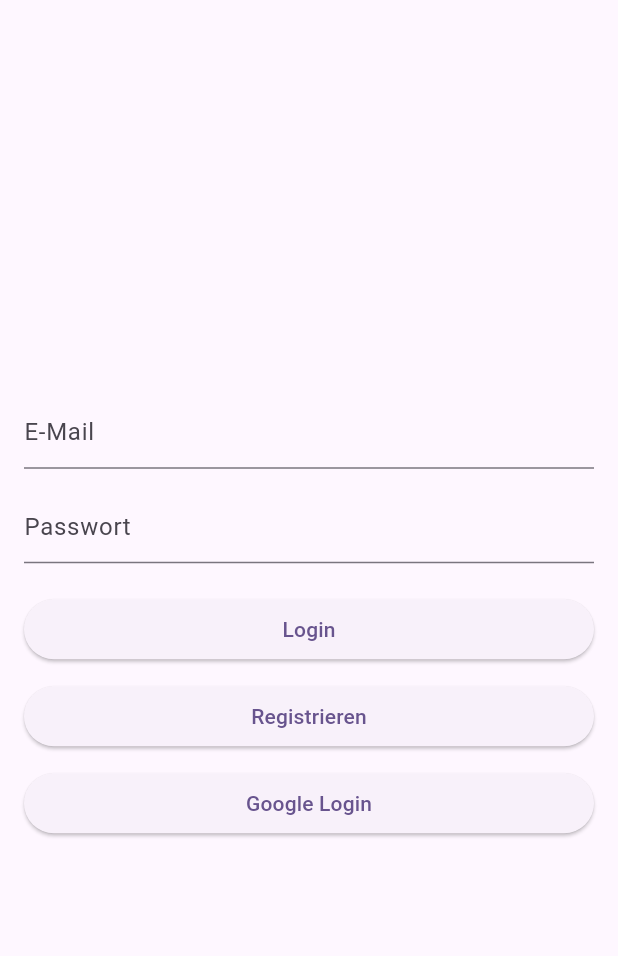
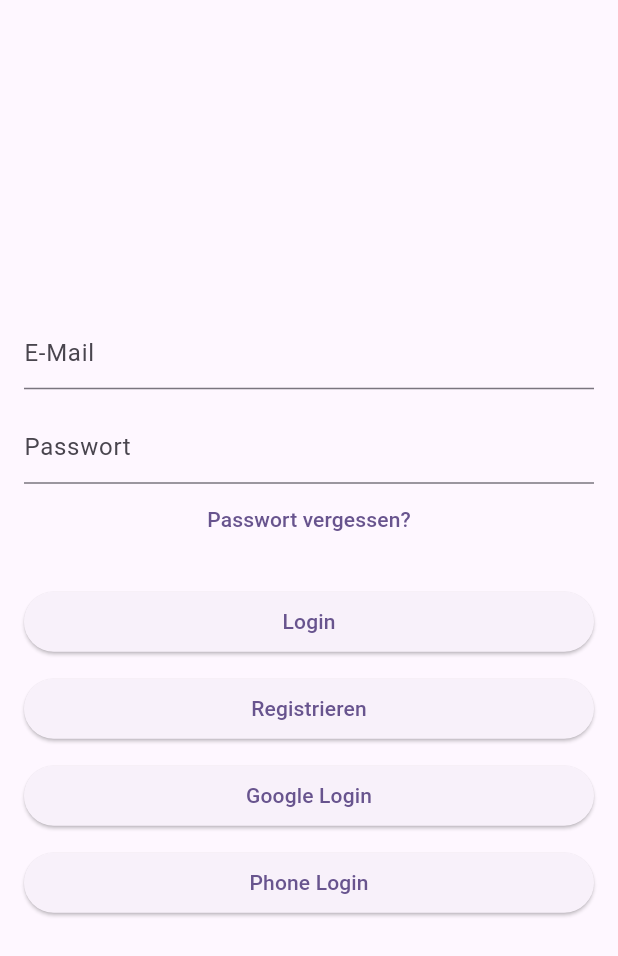
Before and after one commit to SobhiAppAkademie/firebase_test_app, a Flutter app: the screen it shows after launch, on a phone screen of 412 x 824 dp. Shown: the top 956 px of the screen. Run offline on Flutter 3.47's test engine with Material 3 defaults, Android fonts, the light colour scheme and no system bars; our stand-ins replace firebase_auth, firebase_core, google_sign_in; accounts and stored records are empty; generated files the repository leaves out were written again.

Commit message:
Added Phone Number and Password reset

```diff
--- a/lib/features/auth/data/auth_repository.dart
+++ b/lib/features/auth/data/auth_repository.dart
@@ -1,7 +1,12 @@
+import 'package:testvlapp/features/auth/models/sms_response.dart';
+
 abstract class AuthRepository {
   Future<String?> signInWithEmailPassword(String email, String password);
   Future<String?> registerWithEmailPassword(String email, String password);
   Future<void> logOut();
   Future<String?> signInWithGoogle();
   Stream<dynamic> onAuthChanged();
+  Future<String?> resetPassword(String email);
+  Future<SmsResponse> sendSMSCode(String phone);
+  Future<String?> signInWithPhoneNumber(String verificationId, String smsCode);
 }
--- /dev/null
+++ b/lib/features/auth/models/sms_response.dart
@@ -0,0 +1,6 @@
+class SmsResponse {
+  final String verificationId;
+  final String? errorText;
+
+  SmsResponse({required this.verificationId, this.errorText});
+}
--- a/lib/features/auth/screens/home.dart
+++ b/lib/features/auth/screens/home.dart
@@ -15,7 +15,7 @@ class HomeScreen extends StatelessWidget {
         crossAxisAlignment: CrossAxisAlignment.center,
         mainAxisAlignment: MainAxisAlignment.center,
         children: [
-          Text(user.email ?? "n.a"),
+          Text(user.email ?? user.phoneNumber ?? "n.a"),
           SizedBox(
             height: 2,
           ),
--- a/lib/features/auth/screens/login.dart
+++ b/lib/features/auth/screens/login.dart
@@ -1,5 +1,7 @@
 import 'package:flutter/material.dart';
 import 'package:testvlapp/features/auth/data/auth_repository.dart';
+import 'package:testvlapp/features/auth/screens/password_reset.dart';
+import 'package:testvlapp/features/auth/screens/phone_screen.dart';
 
 class LoginScreen extends StatefulWidget {
   final AuthRepository authRepository;
@@ -48,6 +50,24 @@ class _LoginScreenState extends State<LoginScreen> {
     setState(() {});
   }
 
+  void passwordReset() {
+    Navigator.push(
+        context,
+        MaterialPageRoute(
+            builder: (context) => PasswordResetScreen(
+                  authRepository: widget.authRepository,
+                )));
+  }
+
+  void phoneLogin() {
+    Navigator.push(
+        context,
+        MaterialPageRoute(
+            builder: (context) => PhoneScreen(
+                  authRepository: widget.authRepository,
+                )));
+  }
+
   @override
   Widget build(BuildContext context) {
     return Scaffold(
@@ -68,6 +88,8 @@ class _LoginScreenState extends State<LoginScreen> {
               decoration: InputDecoration(hintText: "Passwort"),
               controller: passwordController,
             ),
+            TextButton(
+                onPressed: passwordReset, child: Text("Passwort vergessen?")),
             SizedBox(
               height: 10,
             ),
@@ -100,6 +122,14 @@ class _LoginScreenState extends State<LoginScreen> {
                 child: Center(
                   child: Text("Google Login"),
                 )),
+            SizedBox(
+              height: 10,
+            ),
+            ElevatedButton(
+                onPressed: () => phoneLogin(),
+                child: Center(
+                  child: Text("Phone Login"),
+                )),
           ],
         ),
       ),
--- a/lib/main.dart
+++ b/lib/main.dart
@@ -30,24 +30,22 @@ class App extends StatelessWidget {
   // This widget is the root of your application.
   @override
   Widget build(BuildContext context) {
+    return StreamBuilder<User?>(
+        stream: authRepository.onAuthChanged() as Stream<User?>,
+        builder: (context, snapshot) {
+          // Es reicht zu überprüfen, ob wir einen User haben
+          final isLoggedIn = snapshot.data != null;
+          final user = snapshot.data;
           return MaterialApp(
+              key: isLoggedIn ? Key("logged_in") : Key("not_logged_in"),
               title: 'Flutter Demo',
               theme: ThemeData(
                 colorScheme: ColorScheme.fromSeed(seedColor: Colors.deepPurple),
                 useMaterial3: true,
               ),
-
-      /// Echtzeit-Abfrage, um zu überprüfen, ob der Nutzer authentifiziert ist
-      home: StreamBuilder<User?>(
-          stream: authRepository.onAuthChanged() as Stream<User?>,
-          builder: (context, snapshot) {
-            /// User ist authentifiziert
-            if (snapshot.hasData && snapshot.data != null) {
-              final user = snapshot.data!;
-              return HomeScreen(user: user, authRepository: authRepository);
-            }
-            return LoginScreen(authRepository: authRepository);
-          }),
-    );
+              home: isLoggedIn
+                  ? HomeScreen(user: user!, authRepository: authRepository)
+                  : LoginScreen(authRepository: authRepository));
+        });
   }
 }
```
Also changed, not shown: lib/features/auth/data/firebase_auth_repository.dart (+75 -0 lines), lib/features/auth/data/mock_auth_repository.dart (+17 -0 lines), lib/features/auth/screens/password_reset.dart (added, +68 -0 lines), lib/features/auth/screens/phone_screen.dart (added, +121 -0 lines). Lines whose indentation alone changed are shown as unchanged.
